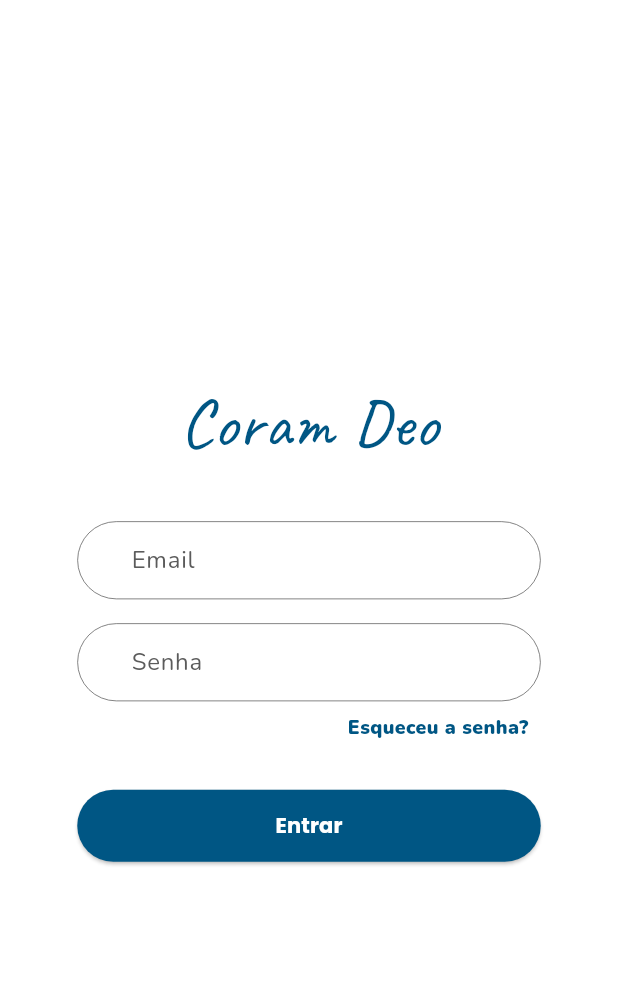
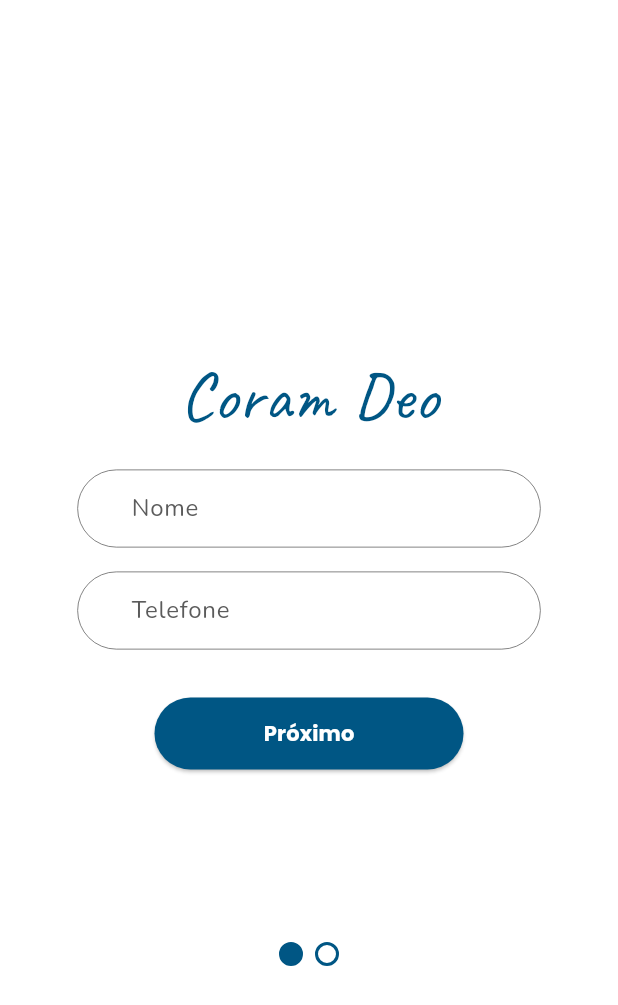
Before and after one commit to BrunoRisso58/coram-deo-mobile, a Flutter app: the screen it shows after launch, on a phone screen of 412 x 824 dp. Shown: the top 1005 px of the screen. Run offline on Flutter 3.47's test engine with Material 3 defaults, Android fonts, the phone set to English and light mode, and no system bars; our stand-ins replace google_fonts, shared_preferences.

Commit message:
Feat: sign up

```diff
--- a/lib/main.dart
+++ b/lib/main.dart
@@ -1,6 +1,7 @@
 import 'package:flutter/material.dart';
 import 'theme/app_colors.dart';
 import 'screens/login_screen.dart';
+import 'screens/sign_up_screen.dart';
 
 void main() async {
   runApp(const MyApp());
@@ -23,7 +24,7 @@
         ),
         useMaterial3: true,
       ),
-      home: LoginScreen(),
+      home: SignUpScreen(),
     );
   }
 }
--- a/lib/screens/login_screen.dart
+++ b/lib/screens/login_screen.dart
@@ -2,9 +2,10 @@ import 'package:flutter/material.dart';
 import 'package:google_fonts/google_fonts.dart';
 import '../theme/app_colors.dart';
 import '../widgets/login_form_text_field.dart';
-import '../widgets/login_button.dart';
-import '../constants/api.dart';
-import '../services/AuthService.dart';
+import '../widgets/auth_button.dart';
+import '../services/auth_service.dart';
+import '../widgets/coram_deo_logo.dart';
+import '../helpers/snack_bar_helper.dart';
 
 class LoginScreen extends StatefulWidget {
   const LoginScreen({super.key});
@@ -14,8 +15,6 @@ class LoginScreen extends StatefulWidget {
 }
 
 class _LoginScreenState extends State<LoginScreen> {
-  final Uri url = Uri.parse('${ApiConfig.baseUrl}/login');
-
   final TextEditingController emailController = TextEditingController();
   final TextEditingController passwordController = TextEditingController();
 
@@ -52,15 +51,16 @@ class _LoginScreenState extends State<LoginScreen> {
     });
 
     if (email.isEmpty || password.isEmpty) {
-      showSnackBar('Preencha todos os campos!');
+      SnackBarHelper.showError(context, 'Preencha todos os campos!');
       return;
     }
 
     bool success = await authService.login(email, password);
     if (success) {
+      SnackBarHelper.showSuccess(context, 'Login realizado com sucesso!');
       print('Deu certo!'); // TODO: go to the default page
     } else {
-      showSnackBar('Email ou senha inválidos!');
+      SnackBarHelper.showError(context, 'Email ou senha inválidos!');
     }
   }
 
@@ -85,14 +85,7 @@ class _LoginScreenState extends State<LoginScreen> {
             mainAxisAlignment: MainAxisAlignment.center,
             crossAxisAlignment: CrossAxisAlignment.center,
             children: [
-              Text(
-                'Coram Deo',
-                style: GoogleFonts.caveat(
-                  fontSize: 46,
-                  fontWeight: FontWeight.normal,
-                  color: AppColors.primary,
-                ),
-              ),
+              CoramDeoLogo(),
               const SizedBox(height: 32),
               LoginFormTextField(
                 labelText: 'Email',
@@ -125,7 +118,8 @@ class _LoginScreenState extends State<LoginScreen> {
                 ),
               ),
               const SizedBox(height: 32),
-              LoginButton(
+              AuthButton(
+                text: 'Entrar',
                 onPressed: _handleLogin,  // Passe a função para o botão
               ),
             ],
--- /dev/null
+++ b/lib/screens/sign_up_screen.dart
@@ -0,0 +1,309 @@
+import 'package:flutter/material.dart';
+import '../theme/app_colors.dart';
+import '../services/auth_service.dart';
+import '../widgets/login_form_text_field.dart';
+import '../widgets/auth_button.dart';
+import '../widgets/coram_deo_logo.dart';
+import '../helpers/snack_bar_helper.dart';
+import '../widgets/checkbox_terms.dart';
+
+class SignUpScreen extends StatefulWidget {
+  const SignUpScreen({super.key});
+
+  @override
+  State<SignUpScreen> createState() => _SignUpScreenState();
+}
+
+class _SignUpScreenState extends State<SignUpScreen> {
+  int _currentPage = 0;
+  final Duration _transitionDuration = const Duration(milliseconds: 300);
+
+  final TextEditingController nameController = TextEditingController();
+  final TextEditingController phoneController = TextEditingController();
+  final TextEditingController emailController = TextEditingController();
+  final TextEditingController passwordController = TextEditingController();
+  final TextEditingController confirmPasswordController = TextEditingController();
+
+  final AuthService authService = AuthService();
+
+  final FocusNode nameFocusNode = FocusNode();
+  final FocusNode phoneFocusNode = FocusNode();
+  final FocusNode emailFocusNode = FocusNode();
+  final FocusNode passwordFocusNode = FocusNode();
+  final FocusNode confirmPasswordFocusNode = FocusNode();
+  Color nameBorderColor = AppColors.grayField;
+  Color phoneBorderColor = AppColors.grayField;
+  Color emailBorderColor = AppColors.grayField;
+  Color passwordBorderColor = AppColors.grayField;
+  Color confirmPasswordBorderColor = AppColors.grayField;
+
+  bool acceptedTerms = false;
+
+  @override
+  void dispose() {
+    nameFocusNode.dispose();
+    phoneFocusNode.dispose();
+    emailFocusNode.dispose();
+    passwordFocusNode.dispose();
+    confirmPasswordFocusNode.dispose();
+    super.dispose();
+  }
+
+  void _goToNextPage() {
+    if (nameController.text.isEmpty || phoneController.text.isEmpty) {
+      SnackBarHelper.showError(context, 'Preencha todos os campos!');
+      return;
+    }
+    setState(() => _currentPage = 1);
+  }
+
+  void _goToPreviousPage() {
+    setState(() => _currentPage = 0);
+  }
+
+  Future<void> _handleSignUp() async {
+    String name = nameController.text;
+    String phone = phoneController.text;
+    String email = emailController.text;
+    String password = passwordController.text;
+    String confirmPassword= confirmPasswordController.text;
+
+    if (password != confirmPassword) {
+      SnackBarHelper.showError(context, 'As senhas não coincidem!');
+      return;
+    }
+
+    setState(() {
+      if (name.isEmpty) {
+        nameBorderColor = AppColors.error;
+      } else {
+        nameBorderColor = AppColors.grayField;
+      }
+
+      if (phone.isEmpty) {
+        phoneBorderColor = AppColors.error;
+      } else {
+        phoneBorderColor = AppColors.grayField;
+      }
+
+      if (email.isEmpty) {
+        emailBorderColor = AppColors.error;
+      } else {
+        emailBorderColor = AppColors.grayField;
+      }
+
+      if (password.isEmpty) {
+        passwordBorderColor = AppColors.error;
+      } else {
+        passwordBorderColor = AppColors.grayField;
+      }
+
+      if (confirmPassword.isEmpty) {
+        confirmPasswordBorderColor = AppColors.error;
+      } else {
+        confirmPasswordBorderColor = AppColors.grayField;
+      }
+    });
+
+    if (
+      name.isEmpty ||
+      phone.isEmpty ||
+      email.isEmpty ||
+      password.isEmpty ||
+      confirmPassword.isEmpty
+    ) {
+      SnackBarHelper.showError(context, 'Preencha todos os campos!');
+      return;
+    }
+
+    if (!acceptedTerms) {
+      SnackBarHelper.showError(context, 'Você deve aceitar os termos de uso!');
+      return;
+    }
+
+    bool success = await authService.signUp(name, phone, email, password, confirmPassword);
+    if (success) {
+      SnackBarHelper.showSuccess(context, 'Bem vindo!');
+      // TODO: go to the default page
+    } else {
+      SnackBarHelper.showError(context, 'Erro ao cadastrar usuário!');
+    }
+  }
+
+  Widget _buildStepOne() {
+    return Column(
+      key: const ValueKey(0),
+      children: [
+        CoramDeoLogo(),
+        const SizedBox(height: 16),
+        LoginFormTextField(
+          labelText: 'Nome',
+          type: 'name',
+          controller: nameController,
+          focusNode: nameFocusNode,
+          borderColor: nameBorderColor,
+        ),
+        const SizedBox(height: 16),
+        LoginFormTextField(
+          labelText: 'Telefone',
+          type: 'phone',
+          controller: phoneController,
+          focusNode: phoneFocusNode,
+          borderColor: phoneBorderColor,
+        ),
+        const SizedBox(height: 32),
+        AuthButton(
+          text: 'Próximo',
+          onPressed: _goToNextPage,
+          width: MediaQuery.of(context).size.width * 0.50,
+        )
+      ],
+    );
+  }
+
+  Widget _buildStepTwo() {
+    return Column(
+      key: const ValueKey(1),
+      children: [
+        CoramDeoLogo(),
+        const SizedBox(height: 16),
+        LoginFormTextField(
+          labelText: 'Email',
+          type: 'email',
+          controller: emailController,
+          focusNode: emailFocusNode,
+          borderColor: emailBorderColor,
+        ),
+        const SizedBox(height: 16),
+        LoginFormTextField(
+          labelText: 'Senha',
+          type: 'password',
+          controller: passwordController,
+          focusNode: passwordFocusNode,
+          borderColor: passwordBorderColor,
+        ),
+        const SizedBox(height: 16),
+        LoginFormTextField(
+          labelText: 'Confirmação de senha',
+          type: 'password',
+          controller: confirmPasswordController,
+          focusNode: confirmPasswordFocusNode,
+          borderColor: confirmPasswordBorderColor,
+        ),
+        const SizedBox(height: 8),
+        CheckboxTerms(
+          isChecked: acceptedTerms,
+          onChanged: (value) {
+            setState(() {
+              acceptedTerms = value ?? false;
+            });
+          },
+        ),
+        AuthButton(
+          text: 'Cadastre-se',
+          onPressed: _handleSignUp,
+        ),
+      ],
+    );
+  }
+
+  Widget _buildPageIndicator() {
+    return Row(
+      mainAxisAlignment: MainAxisAlignment.center,
+      children: List.generate(2, (index) {
+        if (_currentPage == 1) {
+          return Container(
+            margin: const EdgeInsets.symmetric(horizontal: 4.0),
+            width: 16,
+            height: 16,
+            decoration: BoxDecoration(
+              color: AppColors.primary,
+              shape: BoxShape.circle,
+              border: Border.all(
+                color: AppColors.primary,
+                width: 2,
+              ),
+            )
+          );
+        } else {
+          return Container(
+            margin: const EdgeInsets.symmetric(horizontal: 4.0),
+            width: 16,
+            height: 16,
+            decoration: BoxDecoration(
+              color: _currentPage == index ? AppColors.primary : AppColors.white,
+              shape: BoxShape.circle,
+              border: Border.all(
+                color: AppColors.primary,
+                width: 2,
+              ),
+            )
+          );
+        }
+      }),
+    );
+  }
+
+  @override
+  Widget build(BuildContext context) {
+    return Scaffold(
+      backgroundColor: AppColors.white,
+      body: Stack(
+        children: [
+          Padding(
+            padding: const EdgeInsets.all(24.0),
+            child: Center(
+              child: SingleChildScrollView(
+                child: Column(
+                  children: [
+                    GestureDetector(
+                      onHorizontalDragEnd: (details) {
+                        if (details.primaryVelocity != null) {
+                          if (details.primaryVelocity! > 0 && _currentPage == 1) {
+                            setState(() {
+                              _currentPage = 0;
+                            });
+                          } else if (details.primaryVelocity! < 0 && _currentPage == 0) {
+                            setState(() {
+                              _currentPage = 1;
+                            });
+                          }
+                        }
+                      },
+                      child: AnimatedSwitcher(
+                        duration: _transitionDuration,
+                        transitionBuilder: (child, animation) {
+                          final offsetAnimation = Tween<Offset>(
+                            begin: Offset(_currentPage == 0 ? 1 : -1, 0),
+                            end: Offset.zero,
+                          ).animate(animation);
+                          return FadeTransition(
+                            opacity: animation,
+                            child: SlideTransition(
+                              position: offsetAnimation,
+                              child: child,
+                            ),
+                          );
+                        },
+                        child: _currentPage == 0 ? _buildStepOne() : _buildStepTwo(),
+                      ),
+                    ),
+                    const SizedBox(height: 80), // Espaço pro indicador não sobrepor
+                  ],
+                ),
+              ),
+            ),
+          ),
+          // Indicador fixo
+          Positioned(
+            bottom: 180,
+            left: 0,
+            right: 0,
+            child: _buildPageIndicator(),
+          ),
+        ],
+      ),
+    );
+  }
+
+}
--- a/lib/widgets/login_button.dart
+++ b/lib/widgets/auth_button.dart
@@ -3,18 +3,22 @@ import 'package:flutter/material.dart';
 import '../theme/app_colors.dart';
 import 'package:google_fonts/google_fonts.dart';
 
-class LoginButton extends StatelessWidget {
+class AuthButton extends StatelessWidget {
+  final String text;
   final VoidCallback onPressed;
+  final double? width;
 
-  const LoginButton({
+  const AuthButton({
+    required this.text,
     required this.onPressed,
+    this.width,
     super.key,
   });
 
   @override
   Widget build(BuildContext context) {
     return Container(
-      width: MediaQuery.of(context).size.width * 0.75,
+      width: width ?? MediaQuery.of(context).size.width * 0.75,
       child: ElevatedButton(
         onPressed: onPressed,
         style: ElevatedButton.styleFrom(
@@ -28,7 +32,7 @@ class LoginButton extends StatelessWidget {
           ),
         ),
         child: Text(
-          'Entrar',
+          text,
           style: GoogleFonts.poppins(
             fontSize: 14,
             fontWeight: FontWeight.bold,
--- /dev/null
+++ b/lib/widgets/coram_deo_logo.dart
@@ -0,0 +1,21 @@
+import 'package:flutter/material.dart';
+import 'package:google_fonts/google_fonts.dart';
+import '../theme/app_colors.dart';
+
+class CoramDeoLogo extends StatelessWidget {
+  const CoramDeoLogo({
+    super.key,
+  });
+
+  @override
+  Widget build(BuildContext context) {
+    return Text(
+      'Coram Deo',
+      style: GoogleFonts.caveat(
+        fontSize: 46,
+        fontWeight: FontWeight.normal,
+        color: AppColors.primary,
+      ),
+    );
+  }
+}
--- a/lib/widgets/login_form_text_field.dart
+++ b/lib/widgets/login_form_text_field.dart
@@ -16,7 +16,7 @@ class LoginFormTextField extends StatelessWidget {
     required this.focusNode,
     required this.borderColor,
     super.key,
-  }) : assert(type == 'email' || type == 'password', 'Type must be either "email" or "password"');
+  }) : assert(type == 'name' || type == 'phone' || type == 'email' || type == 'password', 'Type must be either "email" or "password"');
 
   @override
   Widget build(BuildContext context) {
```
Also changed, not shown: lib/helpers/snack_bar_helper.dart (added, +22 -0 lines), lib/services/auth_service.dart (renamed from lib/services/AuthService.dart, +30 -2 lines), lib/widgets/checkbox_terms.dart (added, +41 -0 lines).
